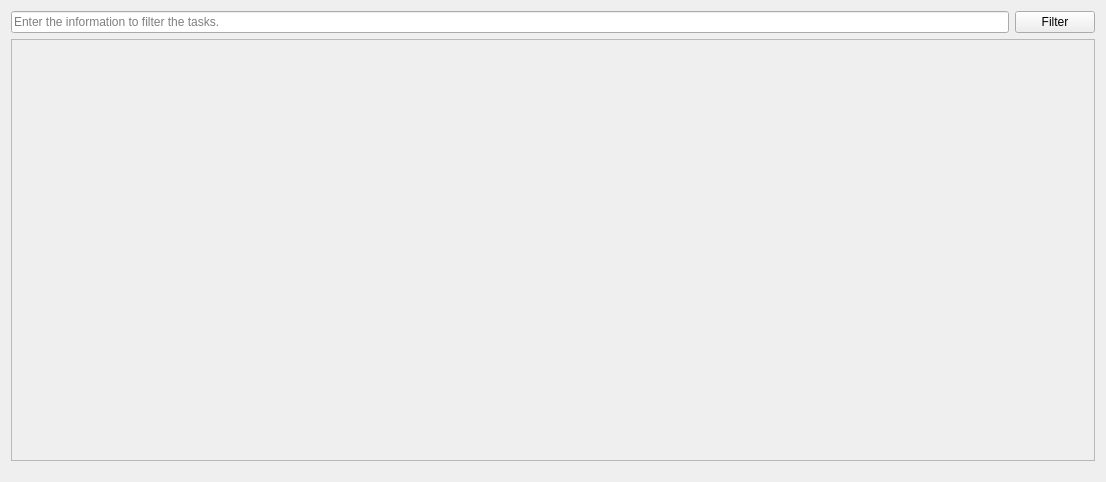
Before: the Qt Designer form pasta_eln/GUI/dataverse/completed_uploads_base.ui in PASTA-ELN/pasta-eln, drawn with Qt 5.
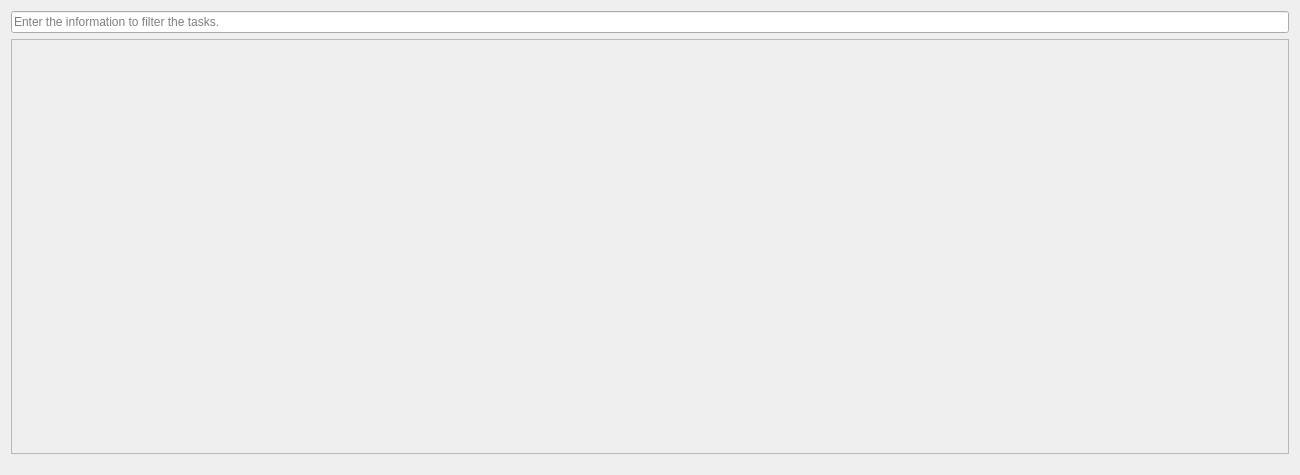
After: the same form once the commit is applied.

Commit message: - Added get_paginated_upload_model_query_results & create_query_index to database_api in order to query the upload models in a paginated fashion. - Added created_date_time field to upload_model.py. Adapted the other modules accordingly. - Adapted the completed_uploads.py to use the paginate api to load the data whenever the user scrolls to the bottom end. - Other minor modifications in completed_upload_task.ui & completed_uploads_base.ui. - Modified the existing tests and added new tests.

The edit to the form file:
```diff
--- a/pasta_eln/GUI/dataverse/completed_uploads_base.ui
+++ b/pasta_eln/GUI/dataverse/completed_uploads_base.ui
@@ -6,8 +6,8 @@
    <rect>
     <x>0</x>
     <y>0</y>
-    <width>1106</width>
-    <height>482</height>
+    <width>1300</width>
+    <height>475</height>
    </rect>
   </property>
   <property name="windowTitle">
@@ -47,16 +47,6 @@
          </property>
         </widget>
        </item>
-       <item>
-        <widget class="QPushButton" name="filterPushButton">
-         <property name="toolTip">
-          <string>Click to filter the dataverse uploads done in the past.</string>
-         </property>
-         <property name="text">
-          <string>Filter</string>
-         </property>
-        </widget>
-       </item>
       </layout>
      </item>
      <item>
@@ -72,8 +62,8 @@
          <rect>
           <x>0</x>
           <y>0</y>
-          <width>1084</width>
-          <height>411</height>
+          <width>1278</width>
+          <height>404</height>
          </rect>
         </property>
         <layout class="QVBoxLayout" name="verticalLayout_3">
```
Left out of the diff: 2 changed lines with no effect on the pictures. The commit also changes 12 other files.
